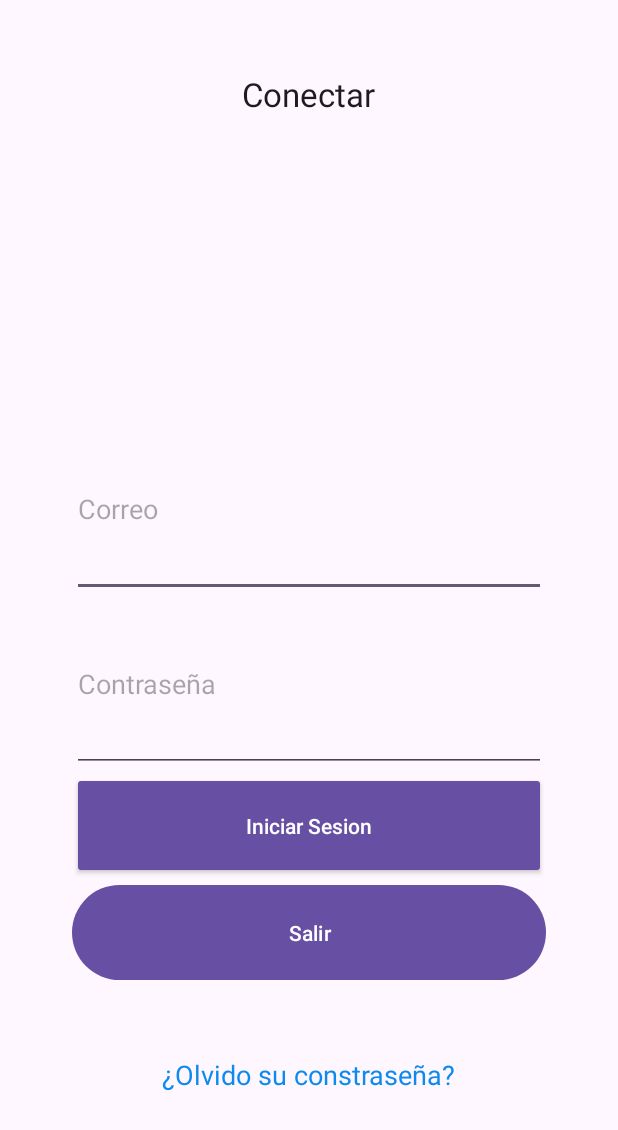
After one commit to JGS83-dev/Practica06LayoutsDSM104, an Android app: the LinearLayout screen opened directly, with no data from a screen before it, on a phone screen of 412 x 824 dp. The commit adds this screen. Shown: the top 1130 px of the screen. Run offline under Robolectric (Android 15) with nearby library versions, the phone set to English and light mode, and no system bars; 1 statement that could not run was skipped.

Commit message:
Agergado LinearLayout

```diff
--- a/app/src/main/AndroidManifest.xml
+++ b/app/src/main/AndroidManifest.xml
@@ -13,6 +13,9 @@
         android:theme="@style/Theme.Practica06LayoutsDSM104"
         tools:targetApi="31">
         <activity
+            android:name=".LinearLayout"
+            android:exported="false" />
+        <activity
             android:name=".FrameLayout"
             android:exported="false" />
         <activity
--- /dev/null
+++ b/app/src/main/java/udb/edu/sv/dsm/practica06layoutsdsm104/LinearLayout.kt
@@ -0,0 +1,20 @@
+package udb.edu.sv.dsm.practica06layoutsdsm104
+
+import android.os.Bundle
+import androidx.activity.enableEdgeToEdge
+import androidx.appcompat.app.AppCompatActivity
+import androidx.core.view.ViewCompat
+import androidx.core.view.WindowInsetsCompat
+
+class LinearLayout : AppCompatActivity() {
+    override fun onCreate(savedInstanceState: Bundle?) {
+        super.onCreate(savedInstanceState)
+        enableEdgeToEdge()
+        setContentView(R.layout.activity_linear_layout)
+        ViewCompat.setOnApplyWindowInsetsListener(findViewById(R.id.main)) { v, insets ->
+            val systemBars = insets.getInsets(WindowInsetsCompat.Type.systemBars())
+            v.setPadding(systemBars.left, systemBars.top, systemBars.right, systemBars.bottom)
+            insets
+        }
+    }
+}
--- /dev/null
+++ b/app/src/main/res/layout/activity_linear_layout.xml
@@ -0,0 +1,76 @@
+<?xml version="1.0" encoding="utf-8"?>
+<androidx.constraintlayout.widget.ConstraintLayout xmlns:android="http://schemas.android.com/apk/res/android"
+    xmlns:app="http://schemas.android.com/apk/res-auto"
+    xmlns:tools="http://schemas.android.com/tools"
+    android:layout_width="match_parent"
+    android:layout_height="match_parent"
+    tools:context=".LinearLayout">
+
+    <LinearLayout
+        android:layout_width="match_parent"
+        android:layout_height="match_parent"
+        android:orientation="vertical"
+        android:padding="48dp">
+
+        <TextView
+            android:id="@+id/texto_conectar"
+            android:layout_width="wrap_content"
+            android:layout_height="0dp"
+            android:layout_gravity="center_horizontal"
+            android:layout_weight="2"
+            android:text="Conectar"
+            android:textAppearance="?android:attr/textAppearanceLarge" />
+
+        <EditText
+            android:id="@+id/input_usuario"
+            android:layout_width="match_parent"
+            android:layout_height="0dp"
+            android:layout_gravity="center_horizontal"
+            android:layout_weight="1"
+            android:hint="Correo" />
+
+        <EditText
+            android:id="@+id/input_contrasena"
+            android:layout_width="match_parent"
+            android:layout_height="0dp"
+            android:layout_gravity="center_horizontal"
+            android:layout_weight="1"
+            android:ems="10"
+            android:hint="Contraseña"
+            android:inputType="textPassword" />
+
+
+
+        <Button
+            android:id="@+id/boton_iniciar_sesion"
+            style="?android:attr/buttonStyleSmall"
+            android:layout_width="match_parent"
+            android:layout_height="60dp"
+            android:layout_gravity="center_horizontal"
+            android:layout_weight="0.1"
+            android:textAllCaps="false"
+            android:text="Iniciar Sesion" />
+
+        <Button
+            android:layout_width="match_parent"
+            android:layout_height="60dp"
+            android:text="Salir"
+            android:onClick="finalizarActividad"
+            android:textAllCaps="false"
+            android:layout_weight="0.1"
+            android:id="@+id/btnSalir"  />
+
+        <TextView
+            android:id="@+id/texto_olvidaste_contrasena"
+            android:layout_width="wrap_content"
+            android:layout_height="0dp"
+            android:layout_gravity="center_horizontal"
+            android:layout_weight="1"
+            android:gravity="center_vertical"
+            android:text="@string/contrasena"
+            android:textAllCaps="false"
+            android:textAppearance="?android:attr/textAppearanceMedium"
+            android:textColor="#0E8AEE" />
+    </LinearLayout>
+
+</androidx.constraintlayout.widget.ConstraintLayout>
--- a/app/src/main/res/values/strings.xml
+++ b/app/src/main/res/values/strings.xml
@@ -1,3 +1,4 @@
 <resources>
     <string name="app_name">Practica 06 Layouts - DSM104</string>
+    <string name="contrasena">¿Olvido su constraseña?</string>
 </resources>
```
